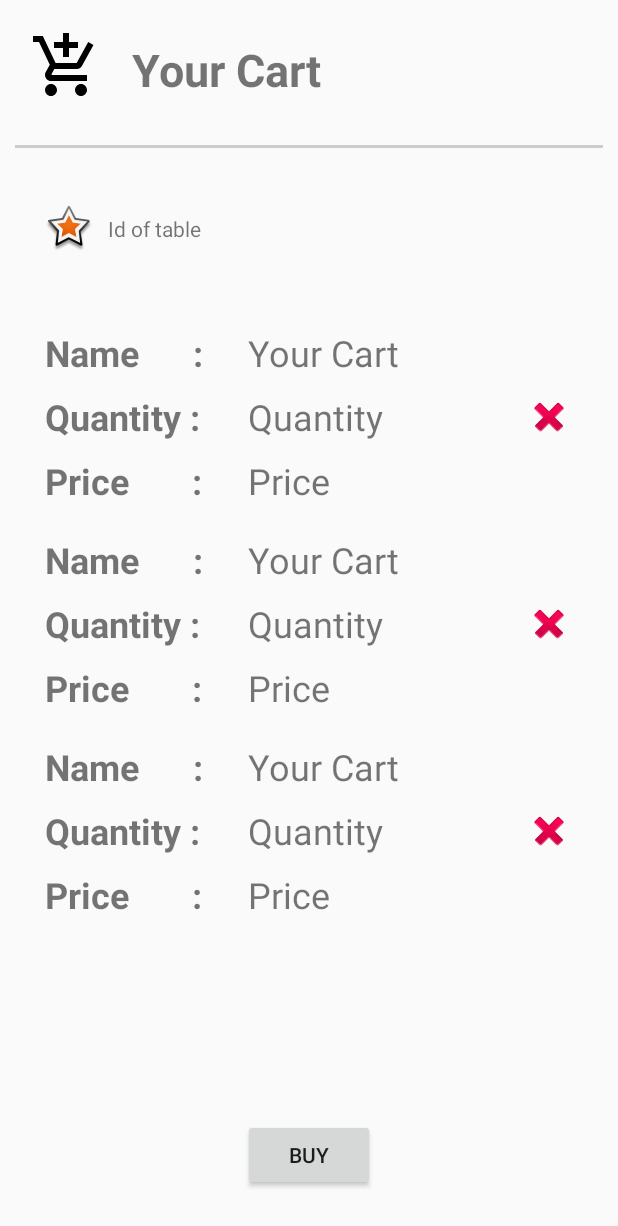
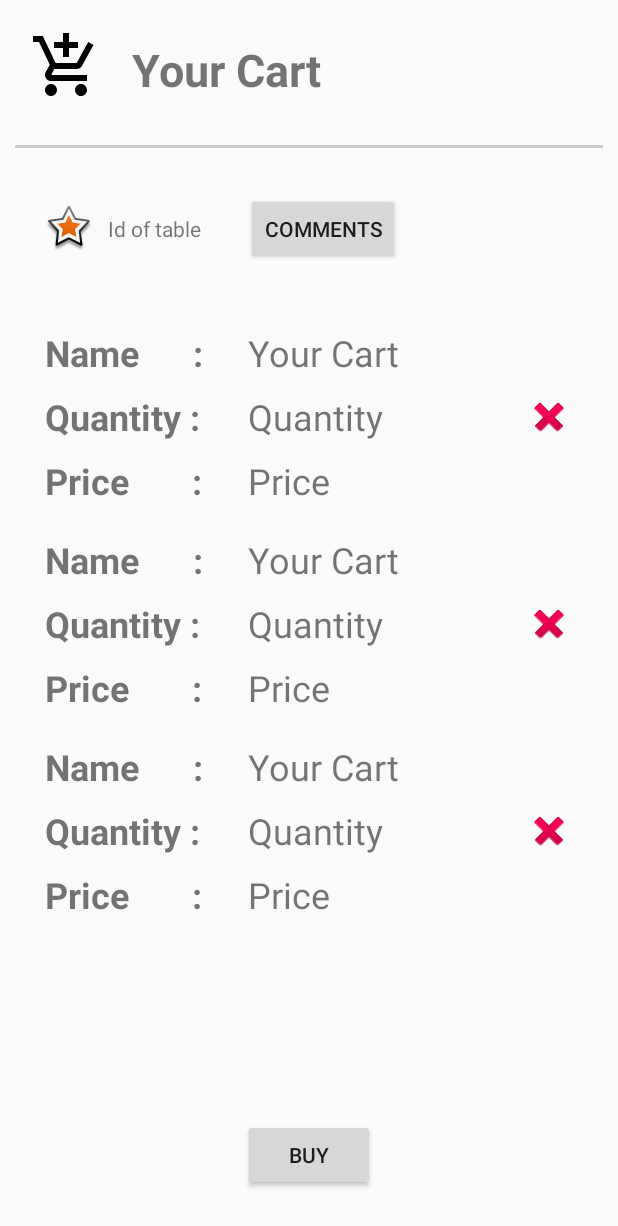
Before and after one commit to It23dafaq/Orders, an Android app: the layout shop_fragment.xml on its own in the app's theme, with its tools: preview values and no code run, on a phone screen of 412 x 824 dp. Shown: the top 1226 px of the screen. Run offline under Robolectric (Android 15) with nearby library versions, the phone set to English and light mode, and no system bars; network calls fail.

Commit message:
adding comments functionality

```diff
--- a/app/src/main/res/layout/shop_fragment.xml
+++ b/app/src/main/res/layout/shop_fragment.xml
@@ -37,7 +37,7 @@
             app:layout_constraintStart_toStartOf="parent"
             app:layout_constraintEnd_toEndOf="parent"
             android:layout_marginStart="10dp"
-            android:layout_marginEnd="10dp"/>
+            android:layout_marginEnd="10dp" android:id="@+id/view"/>
 
     <Button
             android:text="Buy"
@@ -75,4 +75,12 @@
             android:layout_marginStart="20dp"
             android:drawableLeft="@android:drawable/star_big_on" app:layout_constraintTop_toBottomOf="@+id/dada"
             android:layout_marginTop="50dp"/>
+    <Button
+            android:text="Comments"
+            android:layout_width="wrap_content"
+            android:layout_height="wrap_content"
+            android:id="@+id/comment_btn" app:layout_constraintStart_toEndOf="@+id/tableID"
+            android:layout_marginLeft="20dp"
+            android:layout_marginStart="20dp" app:layout_constraintTop_toTopOf="@+id/tableID"
+            app:layout_constraintBottom_toBottomOf="@+id/tableID"/>
 </androidx.constraintlayout.widget.ConstraintLayout>
```
Also changed, not shown: app/src/main/java/com/example/phone_app/Shop.kt (+31 -1 lines).
